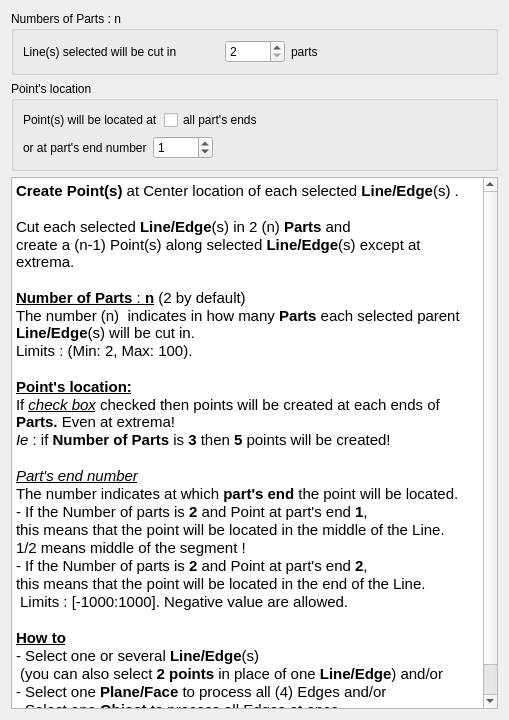
Old version of the form Resources/Ui/WF_UI_centerLinePoint.ui in the repository Rentlau/WorkFeature-WB.
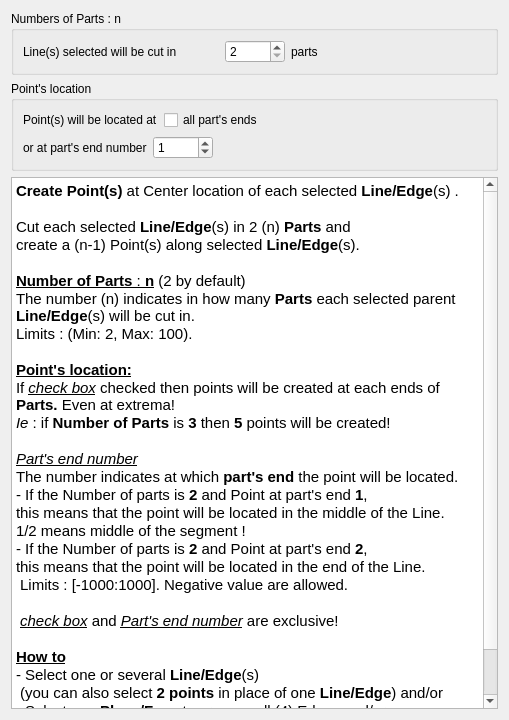
New version of the form.

Commit message: Introduction of SizePoint in pref menu

What changed in the file:
```diff
--- a/Resources/Ui/WF_UI_centerLinePoint.ui
+++ b/Resources/Ui/WF_UI_centerLinePoint.ui
@@ -187,10 +187,10 @@
 &lt;p style=&quot; margin-top:0px; margin-bottom:0px; margin-left:0px; margin-right:0px; -qt-block-indent:0; text-indent:0px;&quot;&gt;&lt;span style=&quot; font-weight:600;&quot;&gt;Create Point(s)&lt;/span&gt; at Center location of each selected &lt;span style=&quot; font-weight:600;&quot;&gt;Line/Edge&lt;/span&gt;(s) .&lt;/p&gt;
 &lt;p style=&quot;-qt-paragraph-type:empty; margin-top:0px; margin-bottom:0px; margin-left:0px; margin-right:0px; -qt-block-indent:0; text-indent:0px;&quot;&gt;&lt;br /&gt;&lt;/p&gt;
 &lt;p style=&quot; margin-top:0px; margin-bottom:0px; margin-left:0px; margin-right:0px; -qt-block-indent:0; text-indent:0px;&quot;&gt;Cut each selected &lt;span style=&quot; font-weight:600;&quot;&gt;Line/Edge&lt;/span&gt;(s) in 2 (n) &lt;span style=&quot; font-weight:600;&quot;&gt;Parts&lt;/span&gt; and&lt;/p&gt;
-&lt;p style=&quot; margin-top:0px; margin-bottom:0px; margin-left:0px; margin-right:0px; -qt-block-indent:0; text-indent:0px;&quot;&gt;create a (n-1) Point(s) along selected &lt;span style=&quot; font-weight:600;&quot;&gt;Line/Edge&lt;/span&gt;(s) except at extrema.&lt;/p&gt;
+&lt;p style=&quot; margin-top:0px; margin-bottom:0px; margin-left:0px; margin-right:0px; -qt-block-indent:0; text-indent:0px;&quot;&gt;create a (n-1) Point(s) along selected &lt;span style=&quot; font-weight:600;&quot;&gt;Line/Edge&lt;/span&gt;(s).&lt;/p&gt;
 &lt;p style=&quot;-qt-paragraph-type:empty; margin-top:0px; margin-bottom:0px; margin-left:0px; margin-right:0px; -qt-block-indent:0; text-indent:0px;&quot;&gt;&lt;br /&gt;&lt;/p&gt;
 &lt;p style=&quot; margin-top:0px; margin-bottom:0px; margin-left:0px; margin-right:0px; -qt-block-indent:0; text-indent:0px;&quot;&gt;&lt;span style=&quot; font-weight:600; text-decoration: underline;&quot;&gt;Number of Parts&lt;/span&gt;&lt;span style=&quot; text-decoration: underline;&quot;&gt; : &lt;/span&gt;&lt;span style=&quot; font-weight:600; text-decoration: underline;&quot;&gt;n&lt;/span&gt; (2 by default)&lt;/p&gt;
-&lt;p style=&quot; margin-top:0px; margin-bottom:0px; margin-left:0px; margin-right:0px; -qt-block-indent:0; text-indent:0px;&quot;&gt;The number (n)  indicates in how many &lt;span style=&quot; font-weight:600;&quot;&gt;Parts&lt;/span&gt; each selected parent &lt;span style=&quot; font-weight:600;&quot;&gt;Line/Edge&lt;/span&gt;(s) will be cut in.&lt;/p&gt;
+&lt;p style=&quot; margin-top:0px; margin-bottom:0px; margin-left:0px; margin-right:0px; -qt-block-indent:0; text-indent:0px;&quot;&gt;The number (n) indicates in how many &lt;span style=&quot; font-weight:600;&quot;&gt;Parts&lt;/span&gt; each selected parent &lt;span style=&quot; font-weight:600;&quot;&gt;Line/Edge&lt;/span&gt;(s) will be cut in.&lt;/p&gt;
 &lt;p style=&quot; margin-top:0px; margin-bottom:0px; margin-left:0px; margin-right:0px; -qt-block-indent:0; text-indent:0px;&quot;&gt;Limits : (Min: 2, Max: 100).&lt;/p&gt;
 &lt;p style=&quot;-qt-paragraph-type:empty; margin-top:0px; margin-bottom:0px; margin-left:0px; margin-right:0px; -qt-block-indent:0; text-indent:0px;&quot;&gt;&lt;br /&gt;&lt;/p&gt;
 &lt;p style=&quot; margin-top:0px; margin-bottom:0px; margin-left:0px; margin-right:0px; -qt-block-indent:0; text-indent:0px;&quot;&gt;&lt;span style=&quot; font-weight:600; text-decoration: underline;&quot;&gt;Point's location:&lt;/span&gt;&lt;/p&gt;
@@ -206,6 +206,8 @@
 &lt;p style=&quot; margin-top:0px; margin-bottom:0px; margin-left:0px; margin-right:0px; -qt-block-indent:0; text-indent:0px;&quot;&gt;this means that the point will be located in the end of the Line.&lt;/p&gt;
 &lt;p style=&quot; margin-top:0px; margin-bottom:0px; margin-left:0px; margin-right:0px; -qt-block-indent:0; text-indent:0px;&quot;&gt; Limits : [-1000:1000]. Negative value are allowed.&lt;/p&gt;
 &lt;p style=&quot;-qt-paragraph-type:empty; margin-top:0px; margin-bottom:0px; margin-left:0px; margin-right:0px; -qt-block-indent:0; text-indent:0px;&quot;&gt;&lt;br /&gt;&lt;/p&gt;
+&lt;p style=&quot; margin-top:0px; margin-bottom:0px; margin-left:0px; margin-right:0px; -qt-block-indent:0; text-indent:0px;&quot;&gt; &lt;span style=&quot; font-style:italic; text-decoration: underline;&quot;&gt;check box&lt;/span&gt; and &lt;span style=&quot; font-style:italic; text-decoration: underline;&quot;&gt;Part's end&lt;/span&gt;&lt;span style=&quot; font-weight:600; font-style:italic; text-decoration: underline;&quot;&gt; &lt;/span&gt;&lt;span style=&quot; font-style:italic; text-decoration: underline;&quot;&gt;number&lt;/span&gt; are exclusive!&lt;/p&gt;
+&lt;p style=&quot;-qt-paragraph-type:empty; margin-top:0px; margin-bottom:0px; margin-left:0px; margin-right:0px; -qt-block-indent:0; text-indent:0px;&quot;&gt;&lt;br /&gt;&lt;/p&gt;
 &lt;p style=&quot; margin-top:0px; margin-bottom:0px; margin-left:0px; margin-right:0px; -qt-block-indent:0; text-indent:0px;&quot;&gt;&lt;span style=&quot; font-weight:600; text-decoration: underline;&quot;&gt;How to&lt;/span&gt;&lt;/p&gt;
 &lt;p style=&quot; margin-top:0px; margin-bottom:0px; margin-left:0px; margin-right:0px; -qt-block-indent:0; text-indent:0px;&quot;&gt;- Select one or several &lt;span style=&quot; font-weight:600;&quot;&gt;Line/Edge&lt;/span&gt;(s)&lt;/p&gt;
 &lt;p style=&quot; margin-top:0px; margin-bottom:0px; margin-left:0px; margin-right:0px; -qt-block-indent:0; text-indent:0px;&quot;&gt; (you can also select &lt;span style=&quot; font-weight:600;&quot;&gt;2 points&lt;/span&gt; in place of one &lt;span style=&quot; font-weight:600;&quot;&gt;Line/Edge&lt;/span&gt;) and/or&lt;/p&gt;
```
The commit also changes 17 other files.
